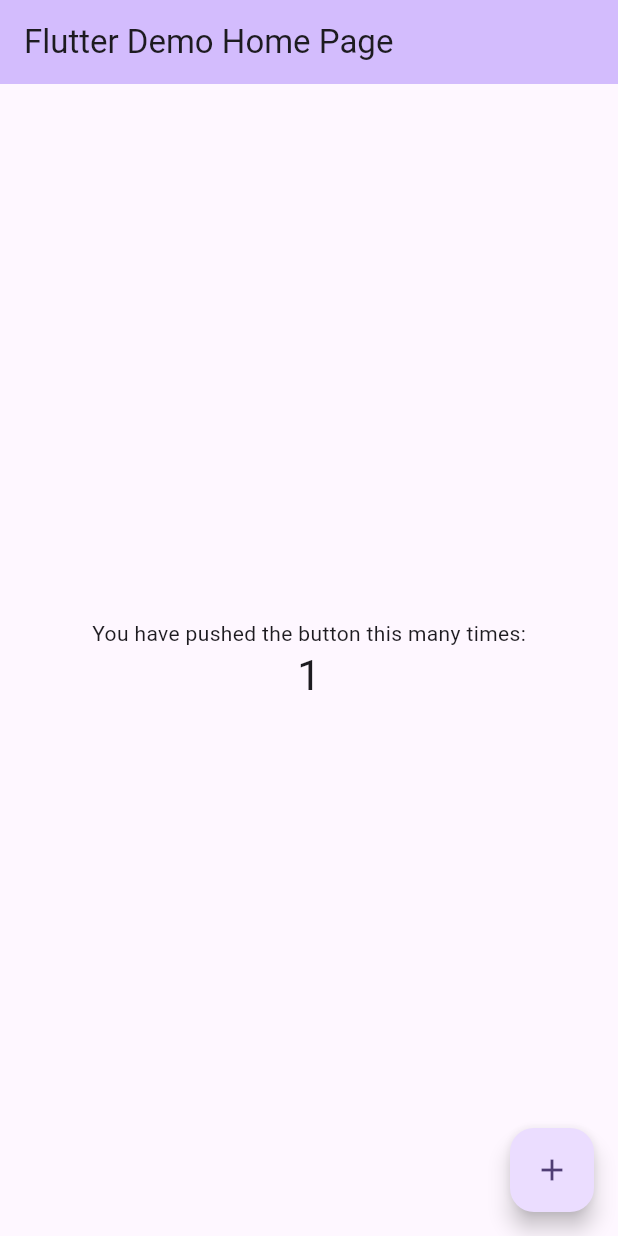
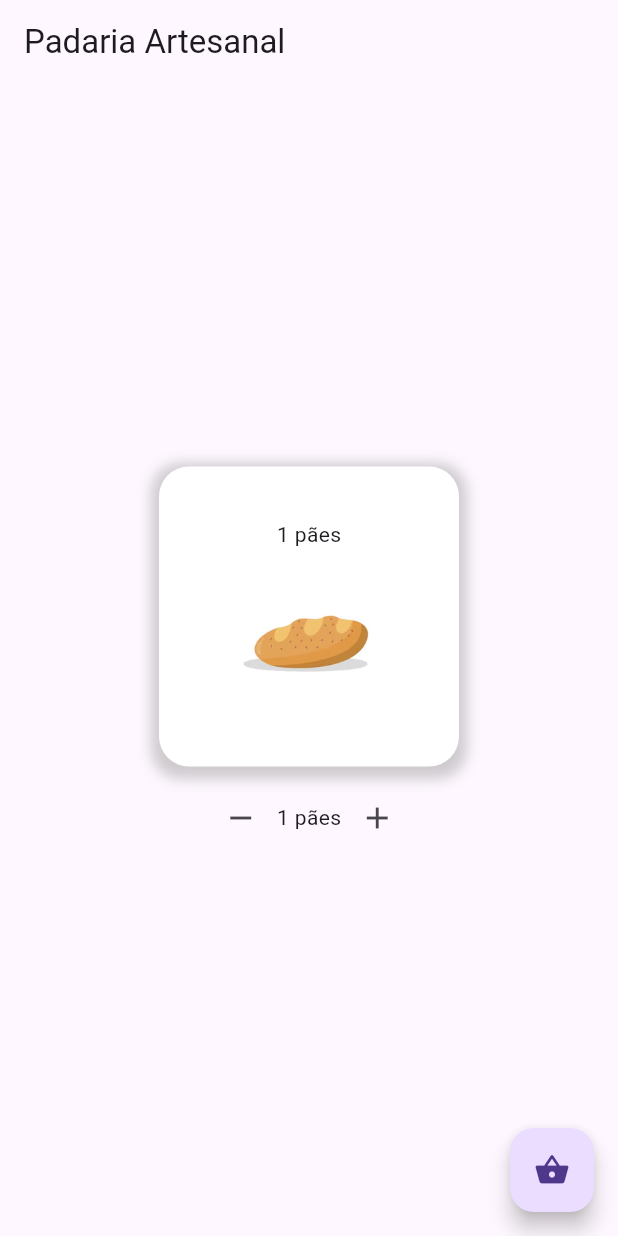
Before and after one commit to jvcss/padaria_dona_rosa, a Flutter app: the screen it shows after launch, after a tap on the "add" icon, on a phone screen of 412 x 824 dp. Run offline on Flutter 3.47's test engine with Material 3 defaults, Android fonts, the phone set to English and light mode, and no system bars.

Commit message:
feat: improve visual

```diff
--- /dev/null
+++ b/lib/bread.dart
@@ -0,0 +1,34 @@
+import 'package:flutter/material.dart';
+
+class BreadCard extends StatelessWidget {
+  final int breadCount;
+  const BreadCard({super.key, required this.breadCount});
+
+  @override
+  Widget build(BuildContext context) {
+    return Container(
+      width: 200,
+      height: 200,
+      decoration: BoxDecoration(
+        color: Colors.white,
+        borderRadius: BorderRadius.circular(20),
+        boxShadow: [
+          BoxShadow(
+            color: Colors.grey.withOpacity(0.5),
+            spreadRadius: 5,
+            blurRadius: 7,
+            offset: const Offset(0, 3), // changes position of shadow
+          ),
+        ],
+      ),
+      child: Column(
+        mainAxisAlignment: MainAxisAlignment.center,
+        children: [
+          Text('$breadCount pães'),
+          const SizedBox(height: 10),
+          Image.asset('assets/bread.png', width: 100, height: 100),
+        ],
+      ),
+    );
+  }
+}
--- /dev/null
+++ b/lib/bread_making_screen.dart
@@ -0,0 +1,76 @@
+import 'package:flutter/material.dart';
+import 'package:padaria_dona_rosa/bread.dart';
+import 'package:padaria_dona_rosa/dougth.dart';
+
+class BreadMakingScreen extends StatefulWidget {
+  const BreadMakingScreen({super.key});
+
+  @override
+  BreadMakingScreenState createState() => BreadMakingScreenState();
+}
+
+class BreadMakingScreenState extends State<BreadMakingScreen> {
+  bool isDough = true; // Controla se está na fase da massa ou do pão
+  int breadCount = 0; // Conta quantos pães foram adicionados
+
+  void _animateToBread() {
+    setState(() {
+      isDough = false; // Muda o estado para mostrar o pão ao invés da massa
+      breadCount += 1; // Aumenta a contagem de pães
+    });
+  }
+
+  @override
+  Widget build(BuildContext context) {
+    return Scaffold(
+      appBar: AppBar(
+        title: const Text('Padaria Artesanal'),
+      ),
+      body: Center(
+        child: Column(
+          mainAxisAlignment: MainAxisAlignment.center,
+          children: [
+            AnimatedSwitcher(
+              duration: const Duration(seconds: 1),
+              transitionBuilder: (Widget child, Animation<double> animation) {
+                return FadeTransition(opacity: animation, child: child);
+              },
+              child: isDough ? const DoughCard(key: ValueKey(1)) : BreadCard(key: const ValueKey(2), breadCount: breadCount),
+            ),
+            const SizedBox(height: 10),
+            Row(
+              mainAxisAlignment: MainAxisAlignment.center,
+              children: [
+                IconButton(
+                  icon: const Icon(Icons.remove),
+                  onPressed: breadCount > 0
+                      ? () {
+                          setState(() {
+                            breadCount--;
+                            if (breadCount == 0) {
+                              isDough = true; // Volta para a massa quando zera
+                            }
+                          });
+                        }
+                      : null,
+                ),
+                Text('$breadCount pães'),
+                IconButton(
+                  icon: const Icon(Icons.add),
+                  onPressed: _animateToBread, // Transiciona para o pão
+                ),
+              ],
+            ),
+          ],
+        ),
+      ),
+
+      floatingActionButton: FloatingActionButton(
+        onPressed: () {
+          // ? navegar para tela de finalzar compra
+        },
+        child: const Icon(Icons.shopping_basket),
+      ),
+    );
+  }
+}
--- /dev/null
+++ b/lib/dougth.dart
@@ -0,0 +1,33 @@
+import 'package:flutter/material.dart';
+
+class DoughCard extends StatelessWidget {
+  const DoughCard({super.key});
+
+  @override
+  Widget build(BuildContext context) {
+    return Container(
+      width: 200,
+      height: 200,
+      decoration: BoxDecoration(
+        color: Colors.white,
+        borderRadius: BorderRadius.circular(20),
+        boxShadow: [
+          BoxShadow(
+            color: Colors.grey.withOpacity(0.5),
+            spreadRadius: 5,
+            blurRadius: 7,
+            offset: const Offset(0, 3), // changes position of shadow
+          ),
+        ],
+      ),
+      child: Column(
+        mainAxisAlignment: MainAxisAlignment.center,
+        children: [
+          const Text('50g'),
+          const SizedBox(height: 10),
+          Image.asset('assets/dough.png', width: 100, height: 100),
+        ],
+      ),
+    );
+  }
+}
--- a/lib/main.dart
+++ b/lib/main.dart
@@ -1,4 +1,5 @@
 import 'package:flutter/material.dart';
+import 'package:padaria_dona_rosa/bread_making_screen.dart';
 
 void main() {
   runApp(const MyApp());
@@ -7,119 +8,10 @@
 class MyApp extends StatelessWidget {
   const MyApp({super.key});
 
-  // This widget is the root of your application.
   @override
   Widget build(BuildContext context) {
-    return MaterialApp(
-      title: 'Flutter Demo',
-      theme: ThemeData(
-        // This is the theme of your application.
-        //
-        // TRY THIS: Try running your application with "flutter run". You'll see
-        // the application has a purple toolbar. Then, without quitting the app,
-        // try changing the seedColor in the colorScheme below to Colors.green
-        // and then invoke "hot reload" (save your changes or press the "hot
-        // reload" button in a Flutter-supported IDE, or press "r" if you used
-        // the command line to start the app).
-        //
-        // Notice that the counter didn't reset back to zero; the application
-        // state is not lost during the reload. To reset the state, use hot
-        // restart instead.
-        //
-        // This works for code too, not just values: Most code changes can be
-        // tested with just a hot reload.
-        colorScheme: ColorScheme.fromSeed(seedColor: Colors.deepPurple),
-        useMaterial3: true,
-      ),
-      home: const MyHomePage(title: 'Flutter Demo Home Page'),
+    return const MaterialApp(
+      home: BreadMakingScreen(),
     );
   }
 }
-
-class MyHomePage extends StatefulWidget {
-  const MyHomePage({super.key, required this.title});
-
-  // This widget is the home page of your application. It is stateful, meaning
-  // that it has a State object (defined below) that contains fields that affect
-  // how it looks.
-
-  // This class is the configuration for the state. It holds the values (in this
-  // case the title) provided by the parent (in this case the App widget) and
-  // used by the build method of the State. Fields in a Widget subclass are
-  // always marked "final".
-
-  final String title;
-
-  @override
-  State<MyHomePage> createState() => _MyHomePageState();
-}
-
-class _MyHomePageState extends State<MyHomePage> {
-  int _counter = 0;
-
-  void _incrementCounter() {
-    setState(() {
-      // This call to setState tells the Flutter framework that something has
-      // changed in this State, which causes it to rerun the build method below
-      // so that the display can reflect the updated values. If we changed
-      // _counter without calling setState(), then the build method would not be
-      // called again, and so nothing would appear to happen.
-      _counter++;
-    });
-  }
-
-  @override
-  Widget build(BuildContext context) {
-    // This method is rerun every time setState is called, for instance as done
-    // by the _incrementCounter method above.
-    //
-    // The Flutter framework has been optimized to make rerunning build methods
-    // fast, so that you can just rebuild anything that needs updating rather
-    // than having to individually change instances of widgets.
-    return Scaffold(
-      appBar: AppBar(
-        // TRY THIS: Try changing the color here to a specific color (to
-        // Colors.amber, perhaps?) and trigger a hot reload to see the AppBar
-        // change color while the other colors stay the same.
-        backgroundColor: Theme.of(context).colorScheme.inversePrimary,
-        // Here we take the value from the MyHomePage object that was created by
-        // the App.build method, and use it to set our appbar title.
-        title: Text(widget.title),
-      ),
-      body: Center(
-        // Center is a layout widget. It takes a single child and positions it
-        // in the middle of the parent.
-        child: Column(
-          // Column is also a layout widget. It takes a list of children and
-          // arranges them vertically. By default, it sizes itself to fit its
-          // children horizontally, and tries to be as tall as its parent.
-          //
-          // Column has various properties to control how it sizes itself and
-          // how it positions its children. Here we use mainAxisAlignment to
-          // center the children vertically; the main axis here is the vertical
-          // axis because Columns are vertical (the cross axis would be
-          // horizontal).
-          //
-          // TRY THIS: Invoke "debug painting" (choose the "Toggle Debug Paint"
-          // action in the IDE, or press "p" in the console), to see the
-          // wireframe for each widget.
-          mainAxisAlignment: MainAxisAlignment.center,
-          children: <Widget>[
-            const Text(
-              'You have pushed the button this many times:',
-            ),
-            Text(
-              '$_counter',
-              style: Theme.of(context).textTheme.headlineMedium,
-            ),
-          ],
-        ),
-      ),
-      floatingActionButton: FloatingActionButton(
-        onPressed: _incrementCounter,
-        tooltip: 'Increment',
-        child: const Icon(Icons.add),
-      ), // This trailing comma makes auto-formatting nicer for build methods.
-    );
-  }
-}
--- a/pubspec.yaml
+++ b/pubspec.yaml
@@ -59,9 +59,9 @@ flutter:
   uses-material-design: true
 
   # To add assets to your application, add an assets section, like this:
-  # assets:
-  #   - images/a_dot_burr.jpeg
-  #   - images/a_dot_ham.jpeg
+  assets:
+    - assets/bread.png
+    - assets/dough.png
 
   # An image asset can refer to one or more resolution-specific "variants", see
   # https://flutter.dev/assets-and-images/#resolution-aware
```
Also changed, not shown: assets/bread.png (added), assets/dough.png (added), 21 other files.
